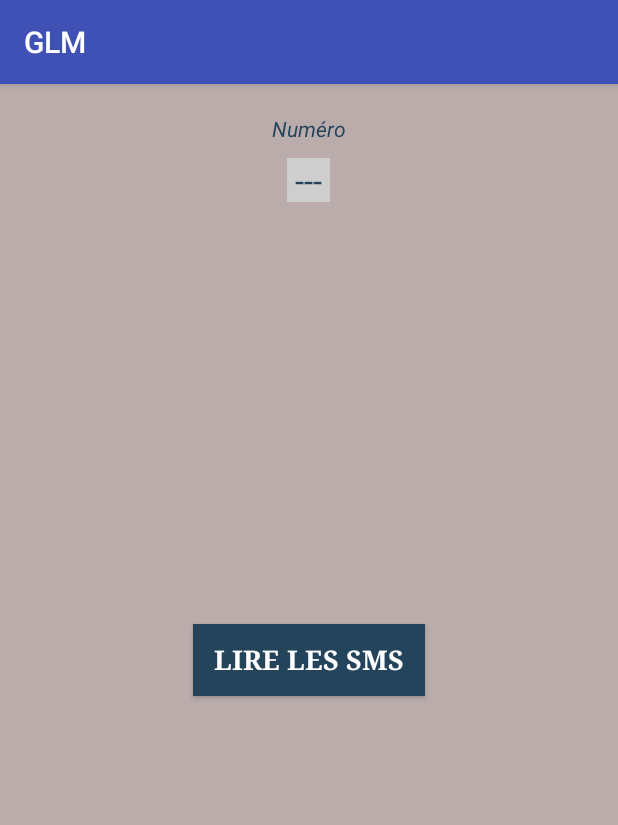
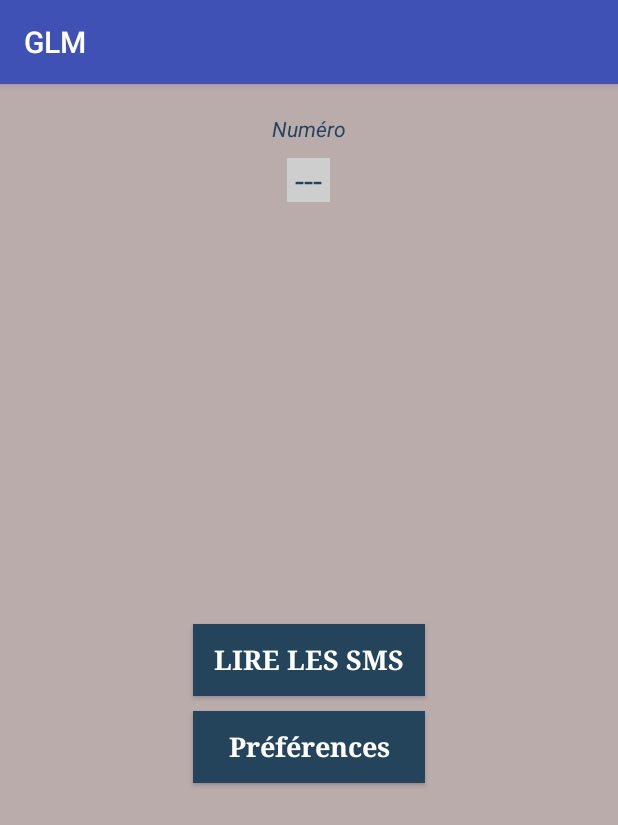
Before and after one commit to No21/GLM, an Android app: the screen it shows after launch (MainActivity), on a phone screen of 412 x 824 dp. Shown: the top 825 px of the screen. Run offline under Robolectric (Android 15) with nearby library versions, the light colour scheme and no system bars.

Commit message:
layout préférences

```diff
--- a/GLM/app/src/main/AndroidManifest.xml
+++ b/GLM/app/src/main/AndroidManifest.xml
@@ -17,6 +17,12 @@
             </intent-filter>
         </activity>
 
+        <receiver android:name="com.example.ensai.glm.RecepteurSms">
+            <intent-filter>
+                <action android:name="android.provider.Telephony.SMS_RECEIVED" />
+            </intent-filter>
+        </receiver>
+
     </application>
 
     <uses-permission android:name="android.permission.READ_SMS"/>
--- a/GLM/app/src/main/res/layout/activity_main.xml
+++ b/GLM/app/src/main/res/layout/activity_main.xml
@@ -47,6 +47,21 @@
         android:typeface="serif"
 
         />
+    <Button
+        android:id="@+id/preferences"
+        android:layout_width="wrap_content"
+        android:layout_height="wrap_content"
+        android:text="Préférences"
+        android:background="#24445C"
+        android:textColor="#FFFFFF"
+        android:textAppearance="@style/Base.TextAppearance.AppCompat.Medium"
+        android:textStyle="bold"
+        android:typeface="serif"
+        android:layout_alignStart="@+id/speechToggle"
+        android:layout_alignEnd="@+id/speechToggle"
+        android:layout_below="@+id/speechToggle"
+        android:layout_marginTop="10dp"
+/>
 
     <!--
 
--- a/GLM/app/src/main/res/values/strings.xml
+++ b/GLM/app/src/main/res/values/strings.xml
@@ -6,6 +6,8 @@
     <string name="speech_toggle_on">START</string>
     <string name="speech_toggle_off">STOP</string>
 
-    <string name="start_speaking">"Bonjour! Je vais lire vos messages!"</string>
-    <string name="stop_speaking">Daccord. Je méteins.</string>
+    <string name="start_speaking">Bonjour</string>
+    <string name="stop_speaking">Au revoir</string>
+    <string name="langueFR">Français</string>
+    <string name="langueUK">Anglais (UK)</string>
 </resources>
```
Also changed, not shown: GLM/app/src/main/java/com/example/ensai/glm/MainActivity.java (+14 -48 lines), GLM/app/src/main/java/com/example/ensai/glm/Preferences.java (added, +25 -0 lines), GLM/app/src/main/java/com/example/ensai/glm/RecepteurSms.java (+12 -4 lines), GLM/app/src/main/res/layout/layout_preferences.xml (added, +61 -0 lines). Lines whose indentation alone changed are shown as unchanged.
